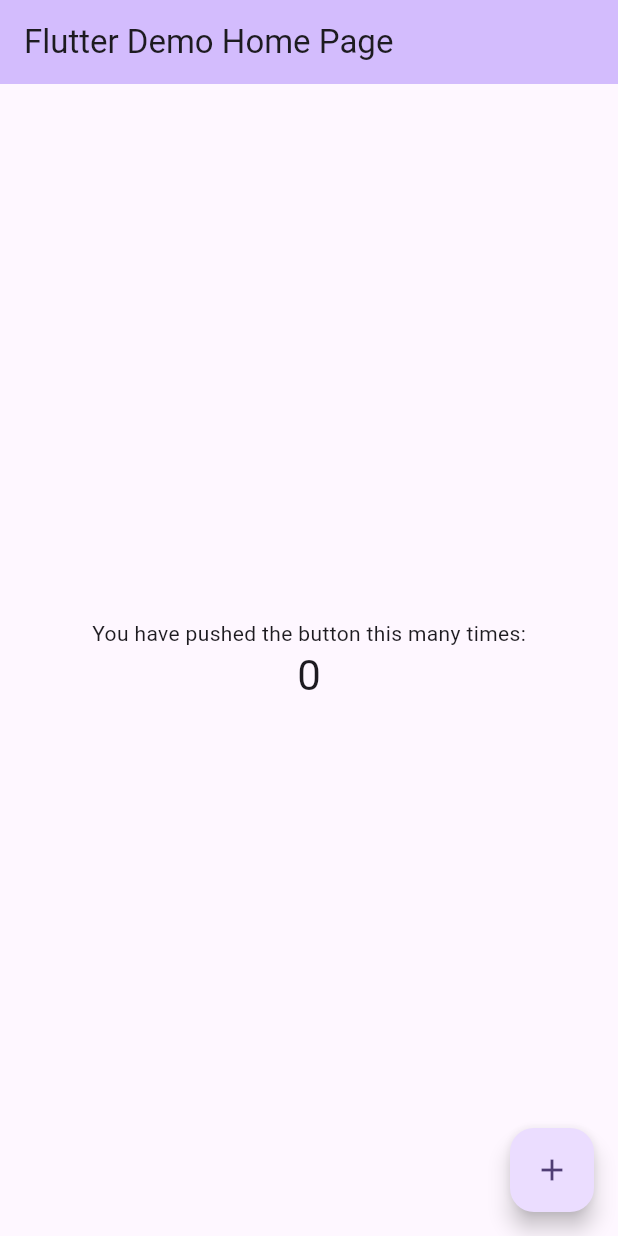
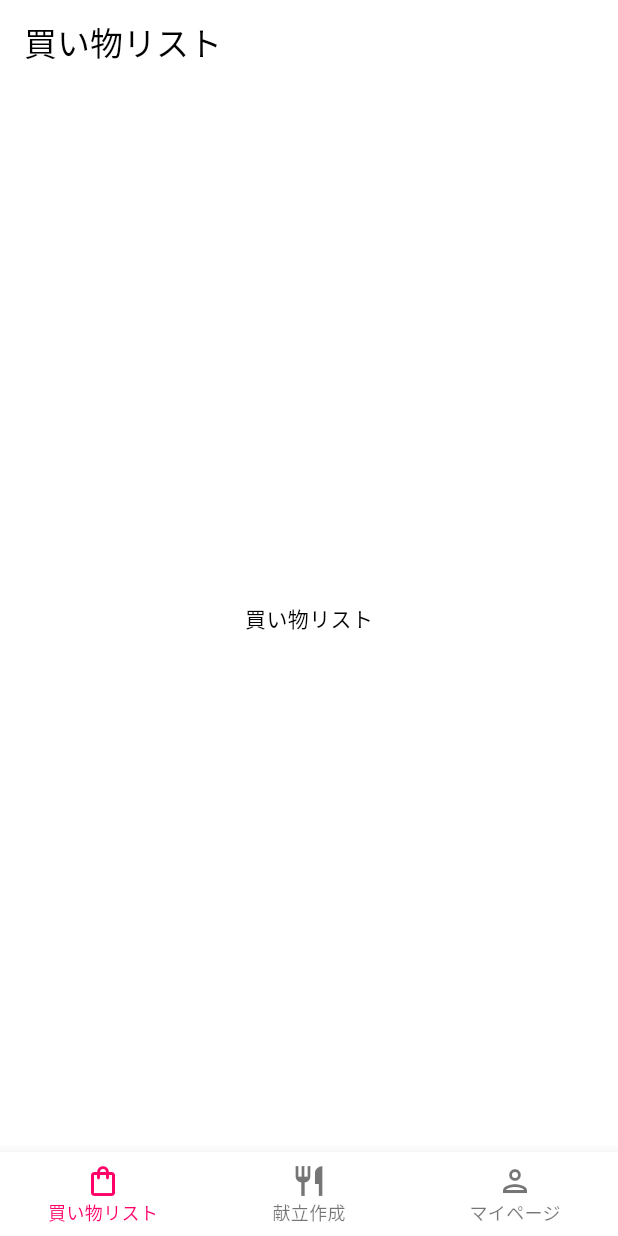
Before and after one commit to rai03k/DishCreator, a Flutter app: the screen it shows after launch, on a phone screen of 412 x 824 dp. Run offline on Flutter 3.47's test engine with Material 3 defaults, Android fonts, the phone set to English and light mode, and no system bars.

Commit message:
[add]各画面の実装
・カラースキーマの指定

・定数化クラスの作成

・各画面のベースを作成

```diff
--- a/lib/main.dart
+++ b/lib/main.dart
@@ -1,3 +1,7 @@
+import 'package:dish_creator/resource/textResources.dart';
+import 'package:dish_creator/view/accountPage.dart';
+import 'package:dish_creator/view/dishCreatePage.dart';
+import 'package:dish_creator/view/shoppingListPage.dart';
 import 'package:flutter/material.dart';
 
 void main() {
@@ -7,119 +11,76 @@
 class MyApp extends StatelessWidget {
   const MyApp({super.key});
 
-  // This widget is the root of your application.
   @override
   Widget build(BuildContext context) {
     return MaterialApp(
       title: 'Flutter Demo',
       theme: ThemeData(
-        // This is the theme of your application.
-        //
-        // TRY THIS: Try running your application with "flutter run". You'll see
-        // the application has a purple toolbar. Then, without quitting the app,
-        // try changing the seedColor in the colorScheme below to Colors.green
-        // and then invoke "hot reload" (save your changes or press the "hot
-        // reload" button in a Flutter-supported IDE, or press "r" if you used
-        // the command line to start the app).
-        //
-        // Notice that the counter didn't reset back to zero; the application
-        // state is not lost during the reload. To reset the state, use hot
-        // restart instead.
-        //
-        // This works for code too, not just values: Most code changes can be
-        // tested with just a hot reload.
-        colorScheme: ColorScheme.fromSeed(seedColor: Colors.deepPurple),
+        colorScheme: const ColorScheme(
+            brightness: Brightness.light,
+            primary: Color(0xFF19ac19),
+            onPrimary: Colors.white,
+            secondary: Color(0xFFff0068),
+            onSecondary: Colors.white,
+            error: Colors.red,
+            onError: Colors.transparent,
+            surface: Colors.white,
+            onSurface: Colors.black
+        ),
         useMaterial3: true,
       ),
-      home: const MyHomePage(title: 'Flutter Demo Home Page'),
+      home: const MyHomePage(),
     );
   }
 }
 
 class MyHomePage extends StatefulWidget {
-  const MyHomePage({super.key, required this.title});
-
-  // This widget is the home page of your application. It is stateful, meaning
-  // that it has a State object (defined below) that contains fields that affect
-  // how it looks.
-
-  // This class is the configuration for the state. It holds the values (in this
-  // case the title) provided by the parent (in this case the App widget) and
-  // used by the build method of the State. Fields in a Widget subclass are
-  // always marked "final".
-
-  final String title;
+  const MyHomePage({super.key});
 
   @override
   State<MyHomePage> createState() => _MyHomePageState();
 }
 
 class _MyHomePageState extends State<MyHomePage> {
-  int _counter = 0;
+  // BottomNavigationBarで選択中のアイテムindex
+  int _currentIndex = 0;
 
-  void _incrementCounter() {
-    setState(() {
-      // This call to setState tells the Flutter framework that something has
-      // changed in this State, which causes it to rerun the build method below
-      // so that the display can reflect the updated values. If we changed
-      // _counter without calling setState(), then the build method would not be
-      // called again, and so nothing would appear to happen.
-      _counter++;
-    });
-  }
+  // 画面ごとのAppBarタイトル
+  final List<String> _appBarTitles = [
+    TextResources.shoppingListPageTitle,
+    TextResources.dishCreatePageTitle,
+    TextResources.accountPageTitle
+  ];
+
+  // 画面ごとのwidget
+  final List<Widget> _pages = [
+    ShoppingListPage(),
+    DishCreaterPage(),
+    AccountPage()
+  ];
 
   @override
   Widget build(BuildContext context) {
-    // This method is rerun every time setState is called, for instance as done
-    // by the _incrementCounter method above.
-    //
-    // The Flutter framework has been optimized to make rerunning build methods
-    // fast, so that you can just rebuild anything that needs updating rather
-    // than having to individually change instances of widgets.
     return Scaffold(
       appBar: AppBar(
-        // TRY THIS: Try changing the color here to a specific color (to
-        // Colors.amber, perhaps?) and trigger a hot reload to see the AppBar
-        // change color while the other colors stay the same.
-        backgroundColor: Theme.of(context).colorScheme.inversePrimary,
-        // Here we take the value from the MyHomePage object that was created by
-        // the App.build method, and use it to set our appbar title.
-        title: Text(widget.title),
+        backgroundColor: Theme.of(context).colorScheme.onSecondary,
+        title: Text(_appBarTitles[_currentIndex]),
       ),
-      body: Center(
-        // Center is a layout widget. It takes a single child and positions it
-        // in the middle of the parent.
-        child: Column(
-          // Column is also a layout widget. It takes a list of children and
-          // arranges them vertically. By default, it sizes itself to fit its
-          // children horizontally, and tries to be as tall as its parent.
-          //
-          // Column has various properties to control how it sizes itself and
-          // how it positions its children. Here we use mainAxisAlignment to
-          // center the children vertically; the main axis here is the vertical
-          // axis because Columns are vertical (the cross axis would be
-          // horizontal).
-          //
-          // TRY THIS: Invoke "debug painting" (choose the "Toggle Debug Paint"
-          // action in the IDE, or press "p" in the console), to see the
-          // wireframe for each widget.
-          mainAxisAlignment: MainAxisAlignment.center,
-          children: <Widget>[
-            const Text(
-              'You have pushed the button this many times:',
-            ),
-            Text(
-              '$_counter',
-              style: Theme.of(context).textTheme.headlineMedium,
-            ),
-          ],
-        ),
+      body: _pages[_currentIndex],
+      bottomNavigationBar: BottomNavigationBar(
+        currentIndex: _currentIndex,
+        selectedFontSize: 12,
+        selectedItemColor: Theme.of(context).colorScheme.secondary,
+        onTap: (selectedIndex) => setState(() {
+          _currentIndex = selectedIndex;
+        }),
+        items: const [
+          BottomNavigationBarItem(icon: Icon(Icons.shopping_bag_outlined), label: TextResources.shoppingListPageTitle),
+          BottomNavigationBarItem(
+              icon: Icon(Icons.restaurant), label: TextResources.dishCreatePageTitle),
+          BottomNavigationBarItem(icon: Icon(Icons.person_outlined), label: TextResources.accountPageTitle),
+        ],
       ),
-      floatingActionButton: FloatingActionButton(
-        onPressed: _incrementCounter,
-        tooltip: 'Increment',
-        child: const Icon(Icons.add),
-      ), // This trailing comma makes auto-formatting nicer for build methods.
     );
   }
 }
--- /dev/null
+++ b/lib/resource/textResources.dart
@@ -0,0 +1,5 @@
+class TextResources {
+  static const shoppingListPageTitle = "買い物リスト";
+  static const dishCreatePageTitle = "献立作成";
+  static const accountPageTitle = "マイページ";
+}
--- /dev/null
+++ b/lib/view/shoppingListPage.dart
@@ -0,0 +1,20 @@
+import 'package:dish_creator/resource/textResources.dart';
+import 'package:flutter/cupertino.dart';
+import 'package:flutter/material.dart';
+
+class ShoppingListPage extends StatefulWidget {
+  const ShoppingListPage({super.key});
+
+  @override
+  State<ShoppingListPage> createState() => _ShoppingListPageState();
+}
+
+class _ShoppingListPageState extends State<ShoppingListPage> {
+
+  @override
+  Widget build(BuildContext context) {
+    return Center(
+      child: Text(TextResources.shoppingListPageTitle),
+    );
+  }
+}
```
Also changed, not shown: lib/view/accountPage.dart (added, +20 -0 lines), lib/view/dishCreatePage.dart (added, +20 -0 lines).
